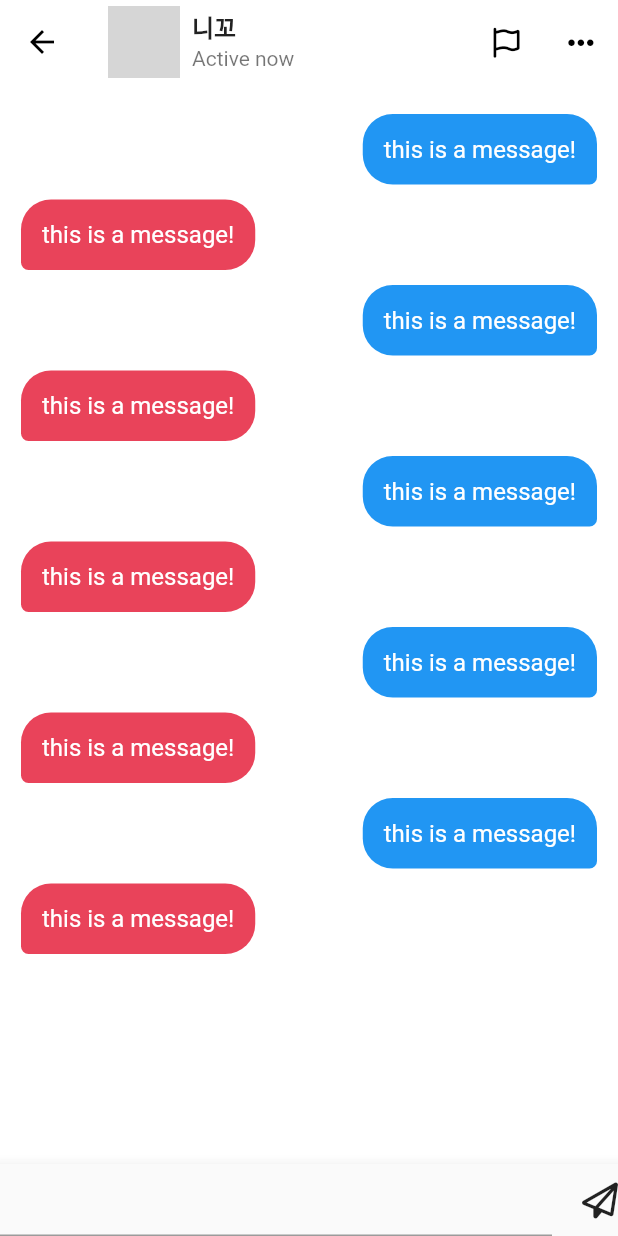
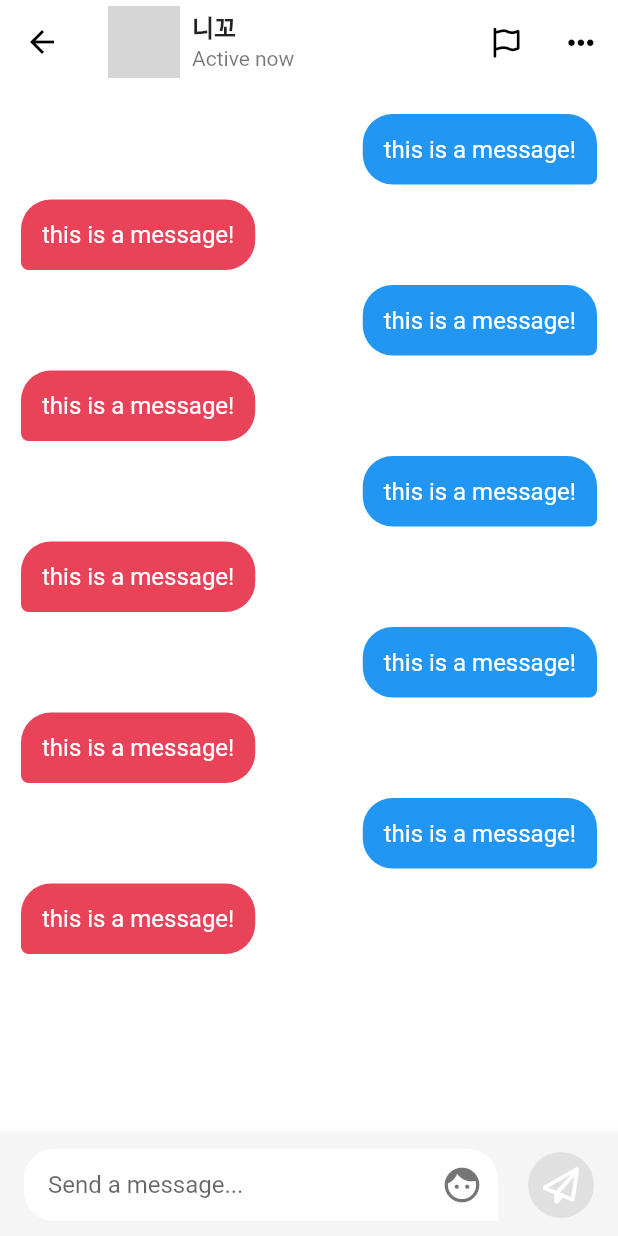
Before and after one commit to eungwang1/tiktok_clone, a Flutter app: the ChatDetailScreen screen opened directly, on a phone screen of 412 x 824 dp. Run offline on Flutter 3.47's test engine with Material 2 defaults, Android fonts, the phone set to English and light mode, and no system bars; our stand-ins replace font_awesome_flutter, video_player, visibility_detector; network calls fail; grey boxes are pictures that could not be loaded.

Commit message:
Feat: chat-detail code challenge

```diff
--- a/lib/features/inbox/chat_detail_screen.dart
+++ b/lib/features/inbox/chat_detail_screen.dart
@@ -18,12 +18,31 @@ class _ChatDetailScreenState extends State<ChatDetailScreen> {
         title: ListTile(
           contentPadding: EdgeInsets.zero,
           horizontalTitleGap: Sizes.size8,
-          leading: const CircleAvatar(
+          leading: Stack(
+            children: [
+              const CircleAvatar(
                 radius: Sizes.size24,
                 foregroundImage: NetworkImage(
                   "https://avatars.githubusercontent.com/u/3612017",
                 ),
                 child: Text('니꼬'),
+              ),
+              Positioned(
+                bottom: 0,
+                right: 0,
+                child: Container(
+                  width: Sizes.size18,
+                  height: Sizes.size18,
+                  decoration: BoxDecoration(
+                      border: Border.all(
+                        width: Sizes.size3,
+                        color: Colors.white,
+                      ),
+                      color: Colors.green.shade300,
+                      borderRadius: BorderRadius.circular(100)),
+                ),
+              )
+            ],
           ),
           title: const Text(
             '니꼬',
@@ -103,14 +122,53 @@ class _ChatDetailScreenState extends State<ChatDetailScreen> {
             width: MediaQuery.of(context).size.width,
             child: BottomAppBar(
               color: Colors.grey.shade50,
+              child: Container(
+                decoration: BoxDecoration(color: Colors.grey.shade100),
+                child: Padding(
+                  padding: const EdgeInsets.symmetric(
+                      vertical: Sizes.size10, horizontal: Sizes.size16),
                   child: Row(
                     children: [
-                  const Expanded(child: TextField()),
+                      const Expanded(
+                        child: TextField(
+                          decoration: InputDecoration(
+                            suffixIcon: Icon(
+                              Icons.face,
+                              color: Colors.black54,
+                              size: Sizes.size28,
+                            ),
+                            filled: true,
+                            fillColor: Colors.white,
+                            contentPadding: EdgeInsets.symmetric(
+                                vertical: 0, horizontal: Sizes.size16),
+                            border: OutlineInputBorder(
+                              borderSide: BorderSide.none,
+                              borderRadius: BorderRadius.only(
+                                  topRight: Radius.circular(Sizes.size20),
+                                  bottomLeft: Radius.circular(Sizes.size20),
+                                  topLeft: Radius.circular(Sizes.size20)),
+                            ),
+                            hintText: "Send a message...",
+                          ),
+                        ),
+                      ),
                       Gaps.h20,
                       Container(
-                    child: const FaIcon(FontAwesomeIcons.paperPlane),
+                        decoration: BoxDecoration(
+                          color: Colors.grey.shade300,
+                          borderRadius: BorderRadius.circular(100),
+                        ),
+                        child: const Padding(
+                          padding: EdgeInsets.all(Sizes.size10),
+                          child: FaIcon(
+                            FontAwesomeIcons.paperPlane,
+                            color: Colors.white,
+                          ),
+                        ),
                       )
                     ],
+                  ),
+                ),
               ),
             ),
           )
```
Lines whose indentation alone changed are shown as unchanged.
